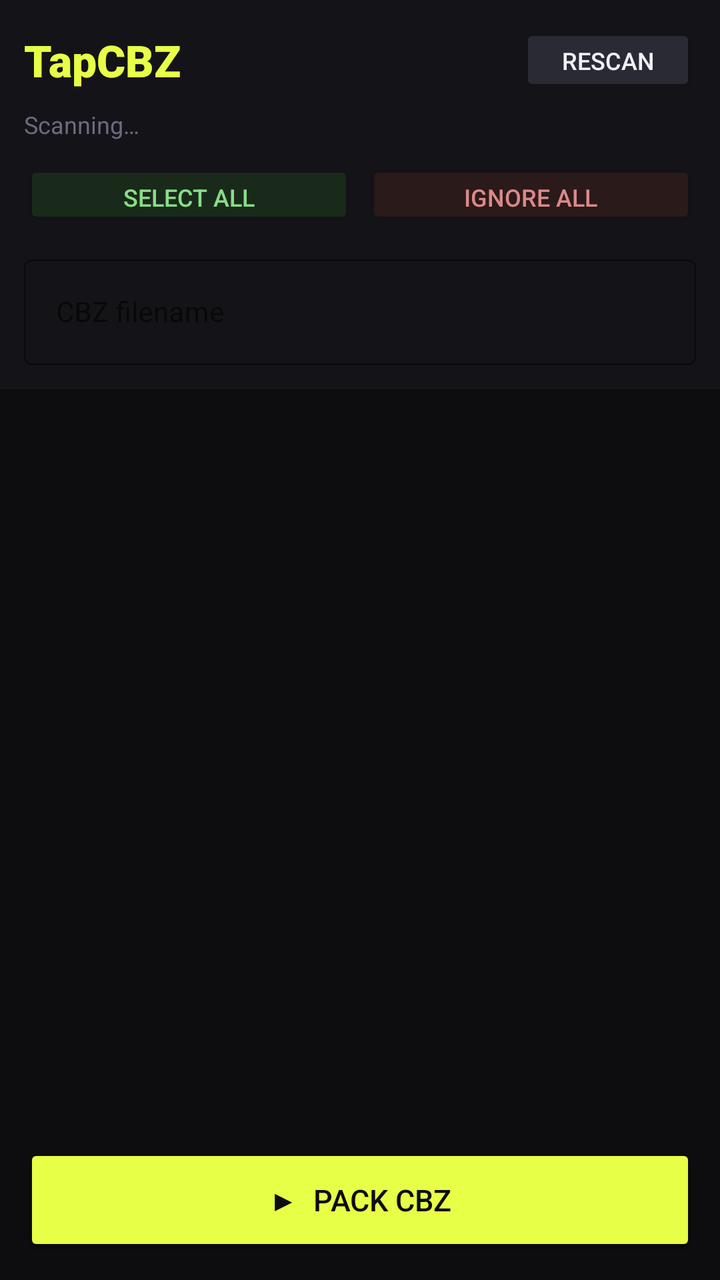
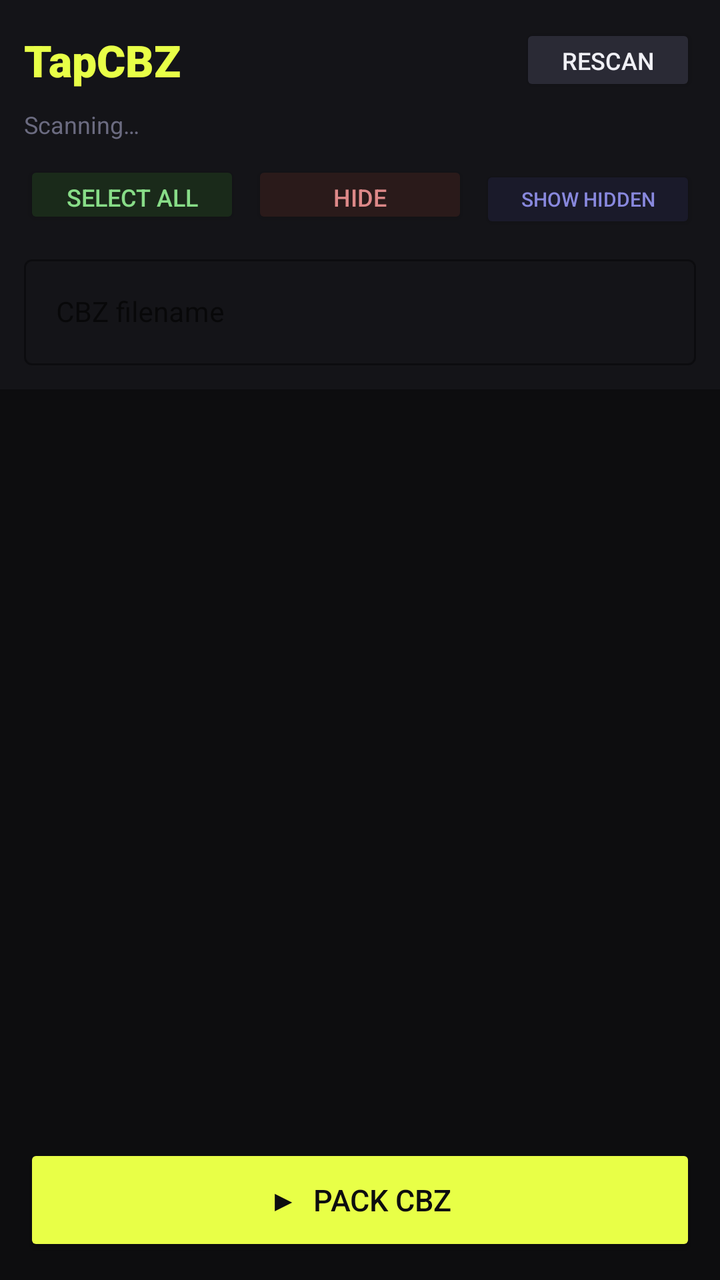

The first picture is an Android layout as it rendered before a commit; the second is the same layout after the commit. The layout source and the unified diff follow.
<!-- AndroidManifest.xml: application theme Theme.TapCBZ -->
<!-- res/layout/activity_main.xml -->
<?xml version="1.0" encoding="utf-8"?>
<androidx.constraintlayout.widget.ConstraintLayout
    xmlns:android="http://schemas.android.com/apk/res/android"
    xmlns:app="http://schemas.android.com/apk/res-auto"
    android:layout_width="match_parent"
    android:layout_height="match_parent"
    android:background="#0d0d0f">

    <LinearLayout
        android:id="@+id/topBar"
        android:layout_width="match_parent"
        android:layout_height="wrap_content"
        android:orientation="vertical"
        android:padding="12dp"
        android:background="#141418"
        app:layout_constraintTop_toTopOf="parent"
        app:layout_constraintStart_toStartOf="parent"
        app:layout_constraintEnd_toEndOf="parent">

        <LinearLayout
            android:layout_width="match_parent"
            android:layout_height="wrap_content"
            android:orientation="horizontal"
            android:gravity="center_vertical"
            android:layout_marginBottom="6dp">

            <TextView
                android:layout_width="0dp"
                android:layout_height="wrap_content"
                android:layout_weight="1"
                android:text="TapCBZ"
                android:textColor="#e8ff47"
                android:textSize="22sp"
                android:fontFamily="sans-serif-black" />

            <Button
                android:id="@+id/btnScan"
                android:layout_width="wrap_content"
                android:layout_height="36dp"
                android:text="Rescan"
                android:textSize="12sp"
                android:paddingHorizontal="12dp"
                android:backgroundTint="#2a2a35"
                android:textColor="#f0f0f5" />
        </LinearLayout>

        <TextView
            android:id="@+id/tvSubtitle"
            android:layout_width="match_parent"
            android:layout_height="wrap_content"
            android:text="Scanning…"
            android:textColor="#6b6b80"
            android:textSize="12sp"
            android:layout_marginBottom="10dp" />

        <LinearLayout
            android:layout_width="match_parent"
            android:layout_height="wrap_content"
            android:orientation="horizontal"
            android:layout_marginBottom="10dp">

            <Button
                android:id="@+id/btnSelectAll"
                android:layout_width="0dp"
                android:layout_height="34dp"
                android:layout_weight="1"
                android:layout_marginEnd="6dp"
                android:text="Select All"
                android:textSize="12sp"
                android:backgroundTint="#1a2a1a"
                android:textColor="#88dd88" />

            <Button
                android:id="@+id/btnIgnoreAll"
                android:layout_width="0dp"
                android:layout_height="34dp"
                android:layout_weight="1"
                android:text="Ignore All"
                android:textSize="12sp"
                android:backgroundTint="#2a1a1a"
                android:textColor="#dd8888" />
        </LinearLayout>

        <com.google.android.material.textfield.TextInputLayout
            android:layout_width="match_parent"
            android:layout_height="wrap_content"
            android:hint="CBZ filename"
            style="@style/Widget.MaterialComponents.TextInputLayout.OutlinedBox">

            <com.google.android.material.textfield.TextInputEditText
                android:id="@+id/etCbzName"
                android:layout_width="match_parent"
                android:layout_height="wrap_content"
                android:inputType="text"
                android:textColor="#f0f0f5"
                android:textSize="14sp" />
        </com.google.android.material.textfield.TextInputLayout>

        <ProgressBar
            android:id="@+id/progressBar"
            android:layout_width="match_parent"
            android:layout_height="4dp"
            style="@style/Widget.AppCompat.ProgressBar.Horizontal"
            android:indeterminate="true"
            android:indeterminateTint="#e8ff47"
            android:visibility="gone"
            android:layout_marginTop="8dp" />

        <TextView
            android:id="@+id/tvStatus"
            android:layout_width="match_parent"
            android:layout_height="wrap_content"
            android:text=""
            android:textColor="#e8ff47"
            android:textSize="12sp"
            android:layout_marginTop="6dp"
            android:visibility="gone" />

    </LinearLayout>

    <androidx.recyclerview.widget.RecyclerView
        android:id="@+id/recyclerView"
        android:layout_width="match_parent"
        android:layout_height="0dp"
        android:padding="3dp"
        app:layout_constraintTop_toBottomOf="@id/topBar"
        app:layout_constraintBottom_toTopOf="@id/btnPack"
        app:layout_constraintStart_toStartOf="parent"
        app:layout_constraintEnd_toEndOf="parent" />

    <Button
        android:id="@+id/btnPack"
        android:layout_width="match_parent"
        android:layout_height="56dp"
        android:layout_margin="12dp"
        android:text="▶  Pack CBZ"
        android:textSize="15sp"
        android:backgroundTint="#e8ff47"
        android:textColor="#0d0d0f"
        app:layout_constraintBottom_toBottomOf="parent"
        app:layout_constraintStart_toStartOf="parent"
        app:layout_constraintEnd_toEndOf="parent" />

</androidx.constraintlayout.widget.ConstraintLayout>
<!-- resources referenced by this layout -->
<resources>
  <style name="Theme.TapCBZ" parent="Theme.MaterialComponents.DayNight.NoActionBar">
          <item name="colorPrimary">#e8ff47</item>
          <item name="colorPrimaryVariant">#b8cc30</item>
          <item name="colorOnPrimary">#0d0d0f</item>
          <item name="colorSecondary">#ff6b47</item>
          <item name="colorOnSecondary">#0d0d0f</item>
          <item name="android:windowBackground">#0d0d0f</item>
          <item name="android:statusBarColor">#141418</item>
          <item name="android:navigationBarColor">#0d0d0f</item>
      </style>
</resources>

<!-- the commit's change to res/layout/activity_main.xml (unified diff, before → after) -->
@@ -17,6 +17,7 @@
         app:layout_constraintStart_toStartOf="parent"
         app:layout_constraintEnd_toEndOf="parent">
 
+        
         <LinearLayout
             android:layout_width="match_parent"
             android:layout_height="wrap_content"
@@ -44,6 +45,7 @@
                 android:textColor="#f0f0f5" />
         </LinearLayout>
 
+        
         <TextView
             android:id="@+id/tvSubtitle"
             android:layout_width="match_parent"
@@ -53,6 +55,7 @@
             android:textSize="12sp"
             android:layout_marginBottom="10dp" />
 
+        
         <LinearLayout
             android:layout_width="match_parent"
             android:layout_height="wrap_content"
@@ -71,16 +74,28 @@
                 android:textColor="#88dd88" />
 
             <Button
-                android:id="@+id/btnIgnoreAll"
+                android:id="@+id/btnHide"
                 android:layout_width="0dp"
                 android:layout_height="34dp"
                 android:layout_weight="1"
-                android:text="Ignore All"
+                android:layout_marginEnd="6dp"
+                android:text="Hide"
                 android:textSize="12sp"
                 android:backgroundTint="#2a1a1a"
                 android:textColor="#dd8888" />
+
+            <Button
+                android:id="@+id/btnShowHidden"
+                android:layout_width="0dp"
+                android:layout_height="34dp"
+                android:layout_weight="1"
+                android:text="Show Hidden"
+                android:textSize="10sp"
+                android:backgroundTint="#1a1a2a"
+                android:textColor="#8888dd" />
         </LinearLayout>
 
+        
         <com.google.android.material.textfield.TextInputLayout
             android:layout_width="match_parent"
             android:layout_height="wrap_content"
